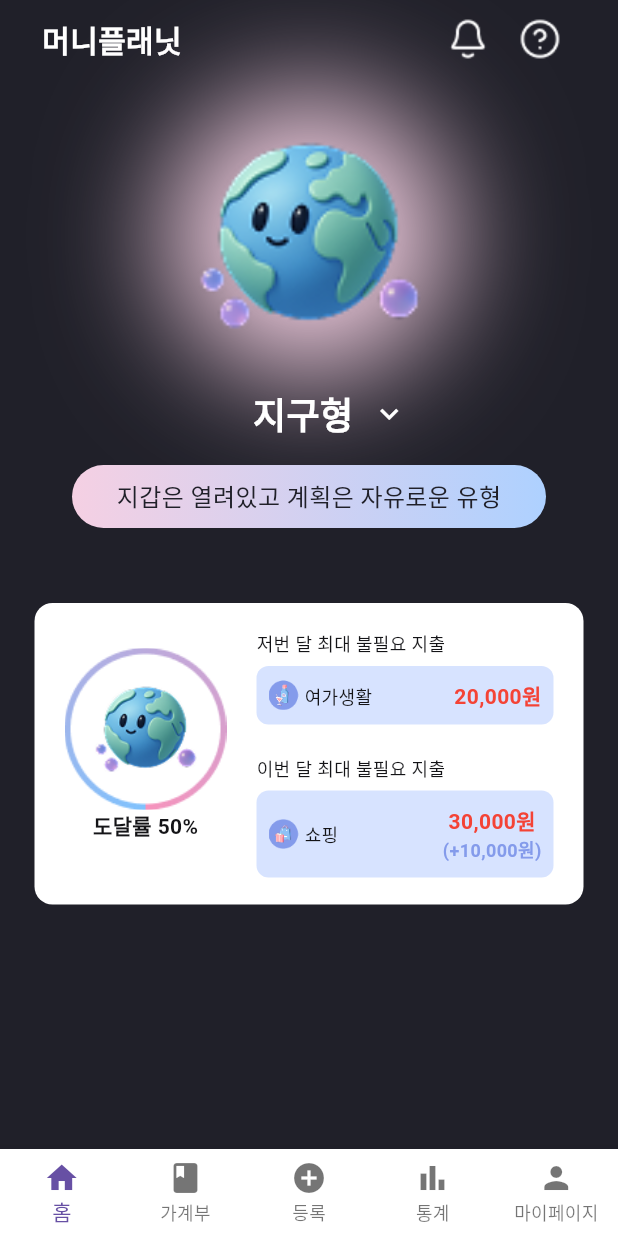
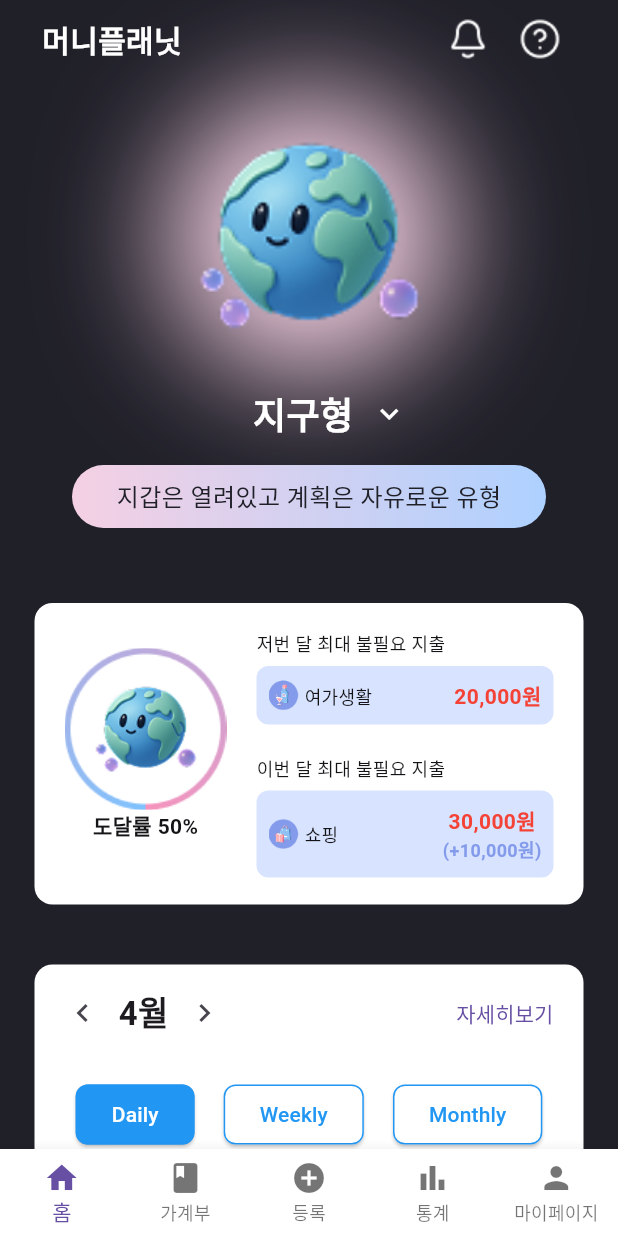
Before and after one commit to kgu-moneyplanet/moneyplanet-FE, a Flutter app: the screen it shows after launch, on a phone screen of 412 x 824 dp. Run offline on Flutter 3.47's test engine with Material 3 defaults, Android fonts, the phone set to English and light mode, and no system bars; Roboto replaces fonts that are missing (Pretendard).

Commit message:
[Feat] #13 - HomeThirdSection & mock data

```diff
--- a/lib/presentaion/home/view/home_screen.dart
+++ b/lib/presentaion/home/view/home_screen.dart
@@ -1,12 +1,18 @@
 import 'package:flutter/material.dart';
 import 'package:money_planet/global/theme/colors.dart';
 import 'package:money_planet/presentaion/home/view/home_first_section.dart';
+import 'package:money_planet/presentaion/home/view/home_third_section.dart';
 
 import 'home_second_section.dart';
 
-class HomeScreen extends StatelessWidget {
+class HomeScreen extends StatefulWidget {
   const HomeScreen({super.key});
 
+  @override
+  State<HomeScreen> createState() => _HomeScreenState();
+}
+
+class _HomeScreenState extends State<HomeScreen> {
   @override
   Widget build(BuildContext context) {
     return MaterialApp(
@@ -21,6 +27,13 @@ class HomeScreen extends StatelessWidget {
                 SizedBox(height: 40),
 
                 HomeSecondSection(),
+
+                SizedBox(height: 40),
+
+                HomeThirdSection(),
+
+                SizedBox(height: 70),
+
               ],
             ),
           ),
--- /dev/null
+++ b/lib/presentaion/home/view/home_third_section.dart
@@ -0,0 +1,139 @@
+import 'package:flutter/material.dart';
+
+import '../../../global/components/consumption_item.dart';
+
+class HomeThirdSection extends StatefulWidget {
+  const HomeThirdSection({super.key});
+
+  @override
+  State<HomeThirdSection> createState() => HomeThirdSectionState();
+}
+
+class HomeThirdSectionState extends State<HomeThirdSection> {
+  int selectedMonth = DateTime.now().month;
+  String selectedView = 'Daily';
+
+  void changeMonth(int delta) {
+    setState(() {
+      selectedMonth += delta;
+      if (selectedMonth < 1) selectedMonth = 1;
+      if (selectedMonth > 12) selectedMonth = 12;
+    });
+  }
+
+  void changeView(String view) {
+    setState(() {
+      selectedView = view;
+    });
+  }
+
+  @override
+  Widget build(BuildContext context) {
+    return Padding(
+      padding: EdgeInsets.symmetric(horizontal: 23),
+      child: Container(
+        decoration: BoxDecoration(
+          borderRadius: BorderRadius.circular(12),
+          color: Colors.white,
+        ),
+        child: Padding(
+          padding: const EdgeInsets.all(8.0),
+          child: Column(
+            crossAxisAlignment: CrossAxisAlignment.start,
+            children: [
+              Row(
+                mainAxisAlignment: MainAxisAlignment.spaceBetween,
+                children: [
+                  Row(
+                    children: [
+                      IconButton(
+                        onPressed: () => changeMonth(-1),
+                        icon: const Icon(Icons.chevron_left),
+                      ),
+                      Text(
+                        "$selectedMonth월",
+                        style: const TextStyle(
+                          fontSize: 22,
+                          fontWeight: FontWeight.bold,
+                        ),
+                      ),
+                      IconButton(
+                        onPressed: () => changeMonth(1),
+                        icon: const Icon(Icons.chevron_right),
+                      ),
+                    ],
+                  ),
+                  TextButton(onPressed: () {}, child: const Text("자세히보기")),
+                ],
+              ),
+              const SizedBox(height: 20),
+              Row(
+                mainAxisAlignment: MainAxisAlignment.spaceEvenly,
+                children: [
+                  for (var view in ['Daily', 'Weekly', 'Monthly'])
+                    ElevatedButton(
+                      onPressed: () => changeView(view),
+                      style: ElevatedButton.styleFrom(
+                        backgroundColor:
+                            selectedView == view ? Colors.blue : Colors.white,
+                        foregroundColor:
+                            selectedView == view ? Colors.white : Colors.blue,
+                        shape: RoundedRectangleBorder(
+                          borderRadius: BorderRadius.circular(8),
+                          side: const BorderSide(color: Colors.blue),
+                        ),
+                      ),
+                      child: Text(view),
+                    ),
+                ],
+              ),
+              const SizedBox(height: 20),
+              Text("9일 오늘", style: TextStyle(color: Colors.grey[600])),
+              const Divider(),
+              Column(
+                children: const [
+                  ConsumptionItem(
+                    icon: Icons.ramen_dining,
+                    title: "소비내역",
+                    subtitle: "식비",
+                    amount: "- 20,000원",
+                  ),
+                  ConsumptionItem(
+                    icon: Icons.local_cafe,
+                    title: "CU",
+                    subtitle: "카페/간식",
+                    amount: "- 3,500원",
+                  ),
+                  ConsumptionItem(
+                    icon: Icons.shopping_bag,
+                    title: "쇼핑몰",
+                    subtitle: "패션/쇼핑",
+                    amount: "- 60,000원",
+                  ),
+                  ConsumptionItem(
+                    icon: Icons.list_alt,
+                    title: "다이소",
+                    subtitle: "생활",
+                    amount: "- 5,000원",
+                  ),
+                  ConsumptionItem(
+                    icon: Icons.local_shipping,
+                    title: "택시",
+                    subtitle: "교통",
+                    amount: "- 5,800원",
+                  ),
+                  ConsumptionItem(
+                    icon: Icons.liquor,
+                    title: "PC방",
+                    subtitle: "여가생활",
+                    amount: "- 2,000원",
+                  ),
+                ],
+              ),
+            ],
+          ),
+        ),
+      ),
+    );
+  }
+}
```
Also changed, not shown: lib/global/category_list.dart (added, +17 -0 lines), lib/global/components/consumption_item.dart (added, +32 -0 lines), lib/global/planet_list.dart (added, +84 -0 lines), lib/presentaion/diary/model/diary_model.dart (added, +104 -0 lines), lib/global/test.dart (deleted).
